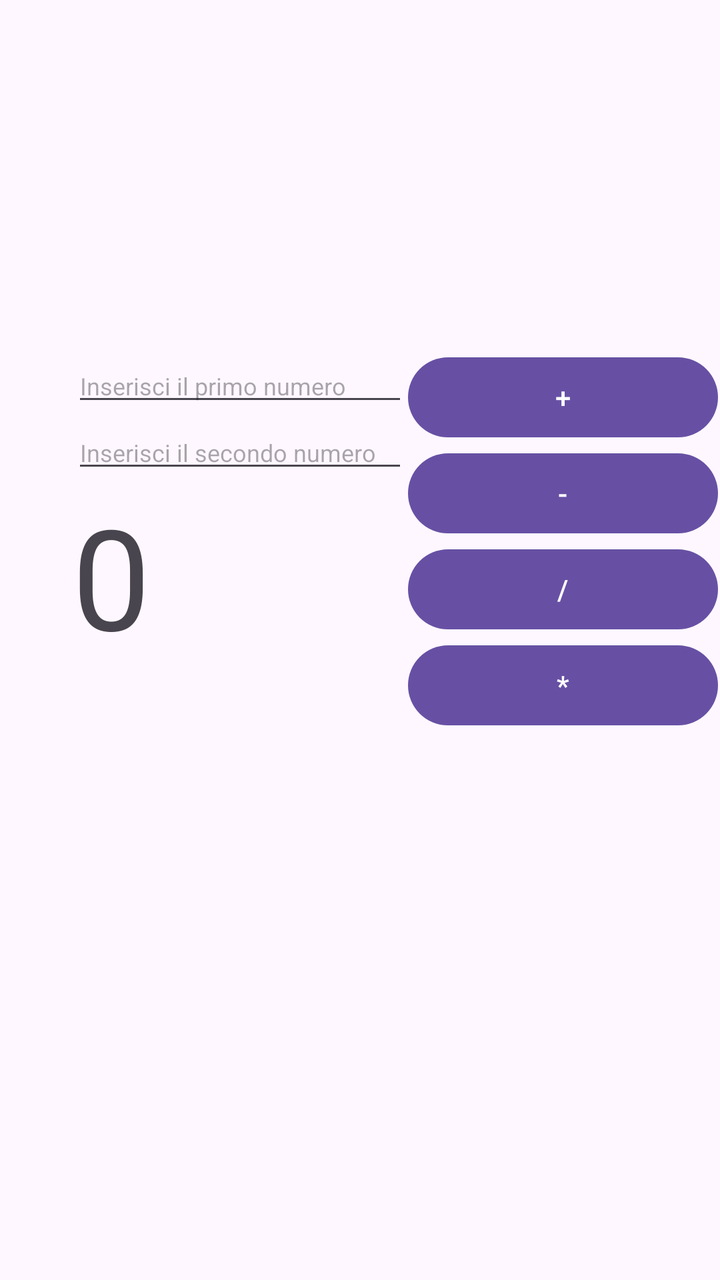
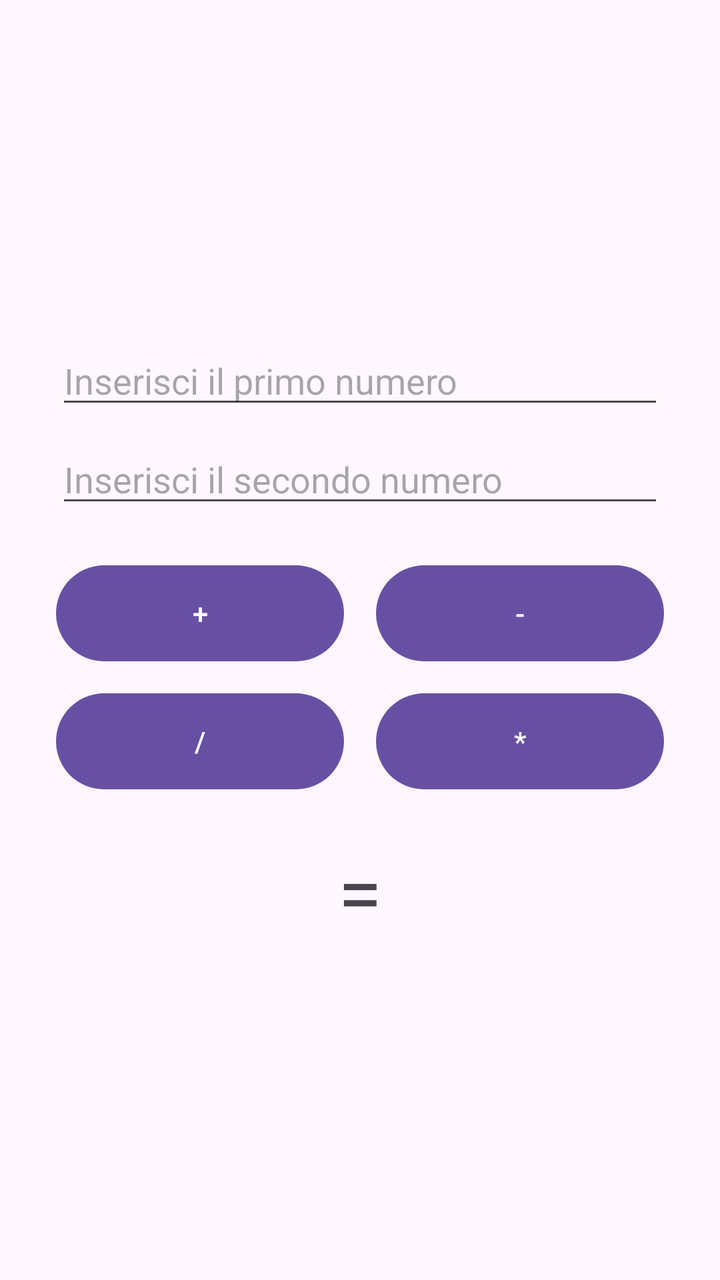

Before-and-after screenshots of an Android layout around one commit, followed by the original layout XML and the change that was made.
<!-- AndroidManifest.xml: application theme Theme.Galgoladrice -->
<!-- res/layout/activity_main.xml -->
<?xml version="1.0" encoding="utf-8"?>
<androidx.constraintlayout.widget.ConstraintLayout xmlns:android="http://schemas.android.com/apk/res/android"
    xmlns:app="http://schemas.android.com/apk/res-auto"
    xmlns:tools="http://schemas.android.com/tools"
    android:id="@+id/main"
    android:layout_width="match_parent"
    android:layout_height="match_parent"
    tools:context=".MainActivity">

    <LinearLayout
        android:layout_width="323dp"
        android:layout_height="291dp"
        android:layout_marginStart="36dp"
        android:orientation="horizontal"
        app:layout_constraintBottom_toBottomOf="parent"
        app:layout_constraintStart_toStartOf="parent"
        app:layout_constraintTop_toTopOf="parent">

        <LinearLayout
            android:layout_width="wrap_content"
            android:layout_height="wrap_content"
            android:orientation="vertical">

            <EditText
                android:id="@+id/input_text_num1"
                android:layout_width="168dp"
                android:layout_height="wrap_content"
                android:ems="10"
                android:hint="@string/text_num1_hint_message"
                android:inputType="number"
                android:text="@string/text_num1"
                android:textSize="12sp" />

            <EditText
                android:id="@+id/input_text_num2"
                android:layout_width="match_parent"
                android:layout_height="wrap_content"
                android:ems="10"
                android:hint="@string/text_num2_hint_message"
                android:inputType="number"
                android:text="@string/text_num2"
                android:textSize="12sp" />

            <TextView
                android:id="@+id/textView3"
                android:layout_width="wrap_content"
                android:layout_height="wrap_content"
                android:text="@string/result_label"
                android:textSize="70sp"/>

        </LinearLayout>

        <LinearLayout
            android:layout_width="match_parent"
            android:layout_height="wrap_content"
            android:orientation="vertical">

            <Button
                android:id="@+id/button_plus"
                android:layout_width="match_parent"
                android:layout_height="wrap_content"
                android:onClick="plus"
                android:text="@string/button_label_plus" />

            <Button
                android:id="@+id/button_minus"
                android:layout_width="match_parent"
                android:layout_height="wrap_content"
                android:onClick="minus"
                android:text="@string/button_label_minus" />

            <Button
                android:id="@+id/button_division"
                android:layout_width="match_parent"
                android:layout_height="wrap_content"
                android:onClick="division"
                android:text="@string/button_label_division" />

            <Button
                android:id="@+id/button_times"
                android:layout_width="match_parent"
                android:layout_height="wrap_content"
                android:onClick="times"
                android:text="@string/button_label_times" />
        </LinearLayout>

    </LinearLayout>
</androidx.constraintlayout.widget.ConstraintLayout>
<!-- resources referenced by this layout -->
<resources>
  <string name="button_label_division">/</string>
  <string name="button_label_minus">-</string>
  <string name="button_label_plus">+</string>
  <string name="button_label_times">*</string>
  <string name="result_label">0</string>
  <string name="text_num1" />
  <string name="text_num1_hint_message">Inserisci il primo numero</string>
  <string name="text_num2" />
  <string name="text_num2_hint_message">Inserisci il secondo numero</string>
  <style name="Theme.Galgoladrice" parent="Base.Theme.Galgoladrice" />
  <style name="Base.Theme.Galgoladrice" parent="Theme.Material3.DayNight.NoActionBar">
          
          
      </style>
</resources>

<!-- the commit's change to res/layout/activity_main.xml (unified diff, before → after) -->
@@ -1,88 +1,100 @@
 <?xml version="1.0" encoding="utf-8"?>
-<androidx.constraintlayout.widget.ConstraintLayout xmlns:android="http://schemas.android.com/apk/res/android"
+<androidx.constraintlayout.widget.ConstraintLayout
+    xmlns:android="http://schemas.android.com/apk/res/android"
     xmlns:app="http://schemas.android.com/apk/res-auto"
-    xmlns:tools="http://schemas.android.com/tools"
     android:id="@+id/main"
     android:layout_width="match_parent"
-    android:layout_height="match_parent"
-    tools:context=".MainActivity">
+    android:layout_height="match_parent">
 
     <LinearLayout
-        android:layout_width="323dp"
-        android:layout_height="291dp"
-        android:layout_marginStart="36dp"
-        android:orientation="horizontal"
+        android:layout_width="0dp"
+        android:layout_height="wrap_content"
+        android:layout_marginStart="28dp"
+        android:layout_marginEnd="28dp"
+        android:orientation="vertical"
+        app:layout_constraintTop_toTopOf="parent"
         app:layout_constraintBottom_toBottomOf="parent"
         app:layout_constraintStart_toStartOf="parent"
-        app:layout_constraintTop_toTopOf="parent">
+        app:layout_constraintEnd_toEndOf="parent">
+
+        <EditText
+            android:id="@+id/input_text_num1"
+            android:layout_width="match_parent"
+            android:layout_height="wrap_content"
+            android:hint="@string/text_num1_hint_message"
+            android:inputType="number"
+            android:text="@string/text_num1"
+            android:textSize="18sp" />
+
+        <EditText
+            android:id="@+id/input_text_num2"
+            android:layout_width="match_parent"
+            android:layout_height="wrap_content"
+            android:layout_marginTop="8dp"
+            android:hint="@string/text_num2_hint_message"
+            android:inputType="number"
+            android:text="@string/text_num2"
+            android:textSize="18sp" />
 
         <LinearLayout
-            android:layout_width="wrap_content"
+            android:layout_width="match_parent"
             android:layout_height="wrap_content"
-            android:orientation="vertical">
+            android:layout_marginTop="20dp"
+            android:orientation="horizontal">
 
-            <EditText
-                android:id="@+id/input_text_num1"
-                android:layout_width="168dp"
-                android:layout_height="wrap_content"
-                android:ems="10"
-                android:hint="@string/text_num1_hint_message"
-                android:inputType="number"
-                android:text="@string/text_num1"
-                android:textSize="12sp" />
+            <Button
+                android:id="@+id/button_plus"
+                android:layout_width="0dp"
+                android:layout_height="56dp"
+                android:layout_marginEnd="8dp"
+                android:layout_weight="1"
+                android:onClick="plus"
+                android:text="@string/button_label_plus" />
 
-            <EditText
-                android:id="@+id/input_text_num2"
-                android:layout_width="match_parent"
-                android:layout_height="wrap_content"
-                android:ems="10"
-                android:hint="@string/text_num2_hint_message"
-                android:inputType="number"
-                android:text="@string/text_num2"
-                android:textSize="12sp" />
-
-            <TextView
-                android:id="@+id/textView3"
-                android:layout_width="wrap_content"
-                android:layout_height="wrap_content"
-                android:text="@string/result_label"
-                android:textSize="70sp"/>
-
+            <Button
+                android:id="@+id/button_minus"
+                android:layout_width="0dp"
+                android:layout_height="56dp"
+                android:layout_marginStart="8dp"
+                android:layout_weight="1"
+                android:onClick="minus"
+                android:text="@string/button_label_minus" />
         </LinearLayout>
 
         <LinearLayout
             android:layout_width="match_parent"
             android:layout_height="wrap_content"
-            android:orientation="vertical">
-
-            <Button
-                android:id="@+id/button_plus"
-                android:layout_width="match_parent"
-                android:layout_height="wrap_content"
-                android:onClick="plus"
-                android:text="@string/button_label_plus" />
-
-            <Button
-                android:id="@+id/button_minus"
-                android:layout_width="match_parent"
-                android:layout_height="wrap_content"
-                android:onClick="minus"
-                android:text="@string/button_label_minus" />
+            android:layout_marginTop="8dp"
+            android:orientation="horizontal">
 
             <Button
                 android:id="@+id/button_division"
-                android:layout_width="match_parent"
-                android:layout_height="wrap_content"
+                android:layout_width="0dp"
+                android:layout_height="56dp"
+                android:layout_marginEnd="8dp"
+                android:layout_weight="1"
                 android:onClick="division"
                 android:text="@string/button_label_division" />
 
             <Button
                 android:id="@+id/button_times"
-                android:layout_width="match_parent"
-                android:layout_height="wrap_content"
+                android:layout_width="0dp"
+                android:layout_height="56dp"
+                android:layout_marginStart="8dp"
+                android:layout_weight="1"
                 android:onClick="times"
                 android:text="@string/button_label_times" />
         </LinearLayout>
 
+        <TextView
+            android:id="@+id/textView3"
+            android:layout_width="match_parent"
+            android:layout_height="wrap_content"
+            android:layout_marginTop="20dp"
+            android:gravity="center"
+            android:text="@string/result_label"
+            android:textSize="40sp" />
+
     </LinearLayout>
+
 </androidx.constraintlayout.widget.ConstraintLayout>
<!-- resource entries referenced after the edit -->
@@ -4,7 +4,7 @@
   <string name="button_label_minus">-</string>
   <string name="button_label_plus">+</string>
   <string name="button_label_times">*</string>
-  <string name="result_label">0</string>
+  <string name="result_label">= </string>
   <string name="text_num1" />
   <string name="text_num1_hint_message">Inserisci il primo numero</string>
   <string name="text_num2" />
